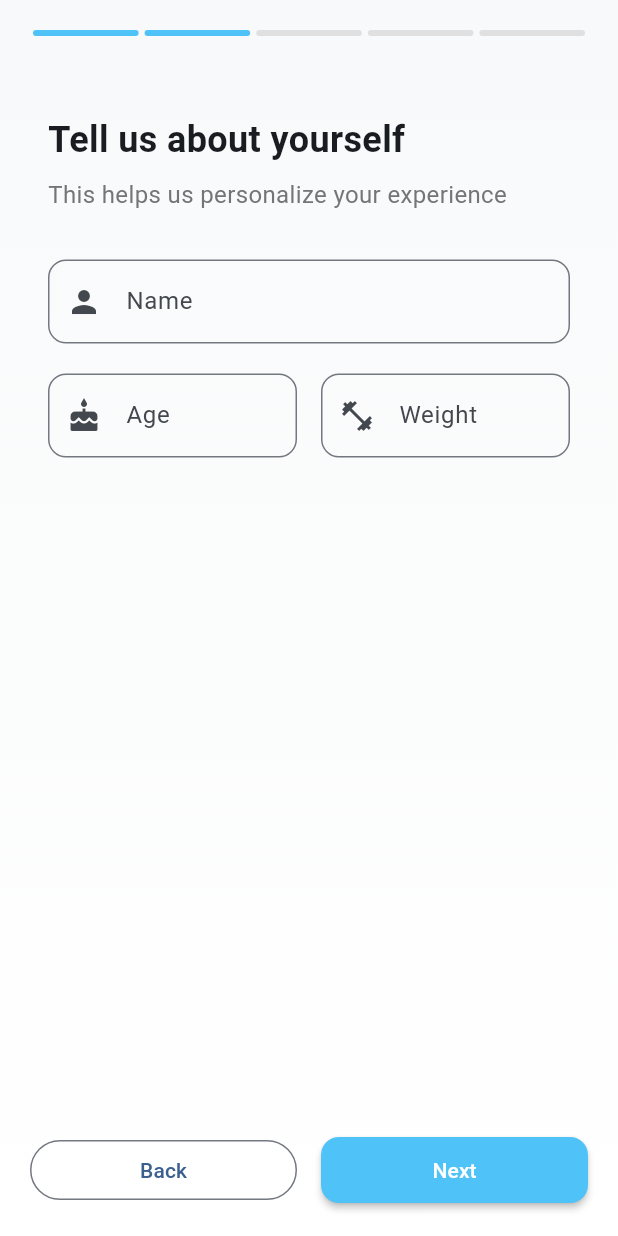
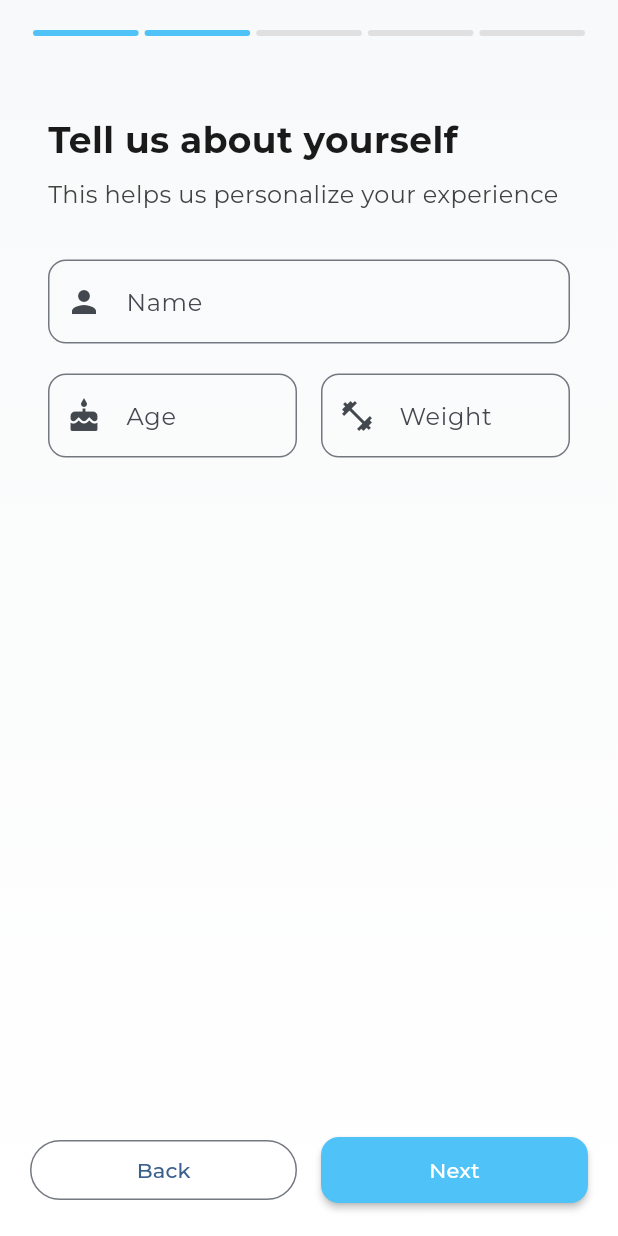
Before and after one commit to FatihHDR/hydrify, a Flutter app: the screen it shows after launch, swiped to page 2, on a phone screen of 412 x 824 dp. Run offline on Flutter 3.47's test engine with Material 3 defaults, Android fonts, the phone set to English and light mode, and no system bars; our stand-ins replace fl_chart, flutter_local_notifications, google_fonts, permission_handler, shared_preferences, sqflite and 1 more; accounts and stored records are empty.

Commit message:
feat: enhance app theme with Google Fonts and refined text styles

```diff
--- a/lib/utils/app_theme.dart
+++ b/lib/utils/app_theme.dart
@@ -1,4 +1,5 @@
 import 'package:flutter/material.dart';
+import 'package:google_fonts/google_fonts.dart';
 
 class AppColors {
   static const Color primary = Color(0xFF4A90E2);
@@ -15,11 +16,10 @@ class AppColors {
   static const Color background = Color(0xFFF8F9FA);
   static const Color surface = Color(0xFFFFFFFF);
   static const Color surfaceVariant = Color(0xFFF5F5F5);
-
-  // Text colors
-  static const Color textPrimary = Color(0xFF212121);
-  static const Color textSecondary = Color(0xFF757575);
-  static const Color textLight = Color(0xFF9E9E9E);
+    // Text colors
+  static const Color textPrimary = Color(0xFF1A1A1A); // Darker text
+  static const Color textSecondary = Color(0xFF424242); // Darker secondary text
+  static const Color textLight = Color(0xFF757575);
 
   // Status colors
   static const Color success = Color(0xFF4CAF50);
@@ -51,6 +51,84 @@ class AppTheme {
   static ThemeData get lightTheme {
     return ThemeData(
       useMaterial3: true,
+      fontFamily: GoogleFonts.montserrat().fontFamily,
+      textTheme: GoogleFonts.montserratTextTheme().copyWith(
+        displayLarge: GoogleFonts.montserrat(
+          fontSize: 32,
+          fontWeight: FontWeight.bold,
+          color: AppColors.textPrimary,
+        ),
+        displayMedium: GoogleFonts.montserrat(
+          fontSize: 28,
+          fontWeight: FontWeight.bold,
+          color: AppColors.textPrimary,
+        ),
+        displaySmall: GoogleFonts.montserrat(
+          fontSize: 24,
+          fontWeight: FontWeight.w600,
+          color: AppColors.textPrimary,
+        ),
+        headlineLarge: GoogleFonts.montserrat(
+          fontSize: 22,
+          fontWeight: FontWeight.w600,
+          color: AppColors.textPrimary,
+        ),
+        headlineMedium: GoogleFonts.montserrat(
+          fontSize: 20,
+          fontWeight: FontWeight.w500,
+          color: AppColors.textPrimary,
+        ),
+        headlineSmall: GoogleFonts.montserrat(
+          fontSize: 18,
+          fontWeight: FontWeight.w500,
+          color: AppColors.textPrimary,
+        ),
+        titleLarge: GoogleFonts.montserrat(
+          fontSize: 16,
+          fontWeight: FontWeight.w600,
+          color: AppColors.textPrimary,
+        ),
+        titleMedium: GoogleFonts.montserrat(
+          fontSize: 14,
+          fontWeight: FontWeight.w500,
+          color: AppColors.textPrimary,
+        ),
+        titleSmall: GoogleFonts.montserrat(
+          fontSize: 12,
+          fontWeight: FontWeight.w500,
+          color: AppColors.textSecondary,
+        ),
+        bodyLarge: GoogleFonts.montserrat(
+          fontSize: 16,
+          fontWeight: FontWeight.normal,
+          color: AppColors.textPrimary,
+        ),
+        bodyMedium: GoogleFonts.montserrat(
+          fontSize: 14,
+          fontWeight: FontWeight.normal,
+          color: AppColors.textPrimary,
+        ),
+        bodySmall: GoogleFonts.montserrat(
+          fontSize: 12,
+          fontWeight: FontWeight.normal,
+          color: AppColors.textSecondary,
+        ),
+        labelLarge: GoogleFonts.montserrat(
+          fontSize: 14,
+          fontWeight: FontWeight.w500,
+          color: AppColors.textPrimary,
+        ),
+        labelMedium: GoogleFonts.montserrat(
+          fontSize: 12,
+          fontWeight: FontWeight.w500,
+          color: AppColors.textSecondary,
+        ),
+        labelSmall: GoogleFonts.montserrat(
+          fontSize: 10,
+          fontWeight: FontWeight.w500,
+          color: AppColors.textSecondary,
+        ),
+      ),
       colorScheme: ColorScheme.fromSeed(
         seedColor: AppColors.primary,
         brightness: Brightness.light,
@@ -95,10 +173,87 @@ class AppTheme {
       ),
     );
   }
-
-  static ThemeData get darkTheme {
+    static ThemeData get darkTheme {
     return ThemeData(
       useMaterial3: true,
+      fontFamily: GoogleFonts.montserrat().fontFamily,
+      textTheme: GoogleFonts.montserratTextTheme(ThemeData.dark().textTheme).copyWith(
+        displayLarge: GoogleFonts.montserrat(
+          fontSize: 32,
+          fontWeight: FontWeight.bold,
+          color: Colors.white,
+        ),
+        displayMedium: GoogleFonts.montserrat(
+          fontSize: 28,
+          fontWeight: FontWeight.bold,
+          color: Colors.white,
+        ),
+        displaySmall: GoogleFonts.montserrat(
+          fontSize: 24,
+          fontWeight: FontWeight.w600,
+          color: Colors.white,
+        ),
+        headlineLarge: GoogleFonts.montserrat(
+          fontSize: 22,
+          fontWeight: FontWeight.w600,
+          color: Colors.white,
+        ),
+        headlineMedium: GoogleFonts.montserrat(
+          fontSize: 20,
+          fontWeight: FontWeight.w500,
+          color: Colors.white,
+        ),
+        headlineSmall: GoogleFonts.montserrat(
+          fontSize: 18,
+          fontWeight: FontWeight.w500,
+          color: Colors.white,
+        ),
+        titleLarge: GoogleFonts.montserrat(
+          fontSize: 16,
+          fontWeight: FontWeight.w600,
+          color: Colors.white,
+        ),
+        titleMedium: GoogleFonts.montserrat(
+          fontSize: 14,
+          fontWeight: FontWeight.w500,
+          color: Colors.white,
+        ),
+        titleSmall: GoogleFonts.montserrat(
+          fontSize: 12,
+          fontWeight: FontWeight.w500,
+          color: Colors.white70,
+        ),
+        bodyLarge: GoogleFonts.montserrat(
+          fontSize: 16,
+          fontWeight: FontWeight.normal,
+          color: Colors.white,
+        ),
+        bodyMedium: GoogleFonts.montserrat(
+          fontSize: 14,
+          fontWeight: FontWeight.normal,
+          color: Colors.white,
+        ),
+        bodySmall: GoogleFonts.montserrat(
+          fontSize: 12,
+          fontWeight: FontWeight.normal,
+          color: Colors.white70,
+        ),
+        labelLarge: GoogleFonts.montserrat(
+          fontSize: 14,
+          fontWeight: FontWeight.w500,
+          color: Colors.white,
+        ),
+        labelMedium: GoogleFonts.montserrat(
+          fontSize: 12,
+          fontWeight: FontWeight.w500,
+          color: Colors.white70,
+        ),
+        labelSmall: GoogleFonts.montserrat(
+          fontSize: 10,
+          fontWeight: FontWeight.w500,
+          color: Colors.white70,
+        ),
+      ),
       colorScheme: ColorScheme.fromSeed(
         seedColor: AppColors.primary,
         brightness: Brightness.dark,
```
